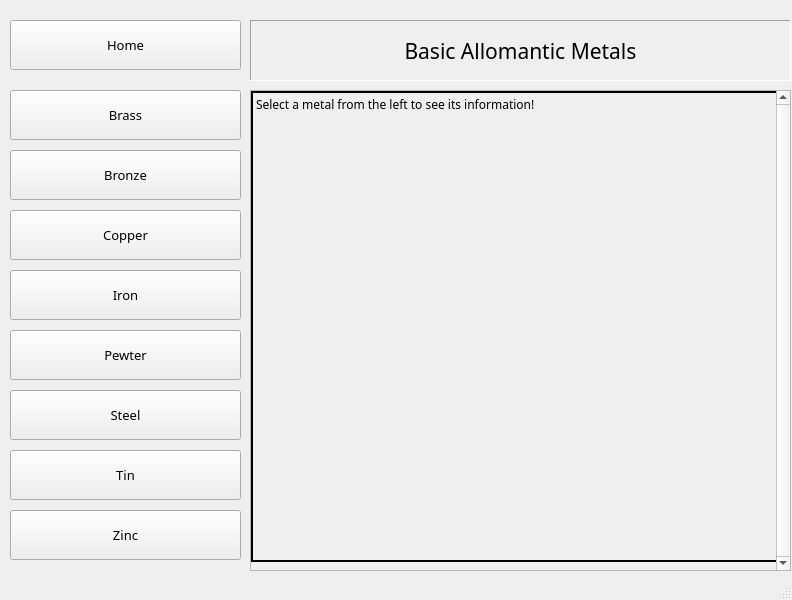
First picture: the form in UI/mainUI.ui, repository RicePandaaaa/CosmereWiki, before the edit.
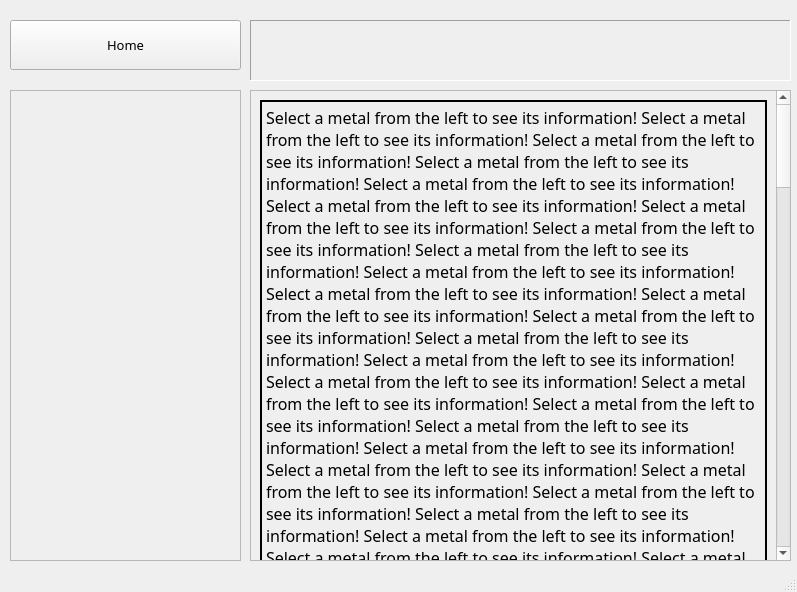
Second picture: the form after the edit.

The edit to the form file:
```diff
--- a/UI/mainUI.ui
+++ b/UI/mainUI.ui
@@ -6,8 +6,8 @@
    <rect>
     <x>0</x>
     <y>0</y>
-    <width>792</width>
-    <height>600</height>
+    <width>797</width>
+    <height>592</height>
    </rect>
   </property>
   <property name="windowTitle">
@@ -24,7 +24,7 @@
      </rect>
     </property>
     <property name="currentIndex">
-     <number>1</number>
+     <number>2</number>
     </property>
     <widget class="QWidget" name="mainPage">
      <widget class="QLabel" name="wikiname">
@@ -224,160 +224,9 @@
       </property>
      </widget>
     </widget>
-    <widget class="QWidget" name="allomancy_metals">
-     <widget class="QPushButton" name="Brass">
-      <property name="geometry">
-       <rect>
-        <x>10</x>
-        <y>90</y>
-        <width>231</width>
-        <height>50</height>
-       </rect>
-      </property>
-      <property name="font">
-       <font>
-        <family>Trebuchet MS</family>
-        <pointsize>10</pointsize>
-       </font>
-      </property>
-      <property name="text">
-       <string>Brass</string>
-      </property>
-     </widget>
-     <widget class="QPushButton" name="Bronze">
-      <property name="geometry">
-       <rect>
-        <x>10</x>
-        <y>150</y>
-        <width>231</width>
-        <height>50</height>
-       </rect>
-      </property>
-      <property name="font">
-       <font>
-        <family>Trebuchet MS</family>
-        <pointsize>10</pointsize>
-       </font>
-      </property>
-      <property name="text">
-       <string>Bronze</string>
-      </property>
-     </widget>
-     <widget class="QPushButton" name="Zinc">
-      <property name="geometry">
-       <rect>
-        <x>10</x>
-        <y>510</y>
-        <width>231</width>
-        <height>50</height>
-       </rect>
-      </property>
-      <property name="font">
-       <font>
-        <family>Trebuchet MS</family>
-        <pointsize>10</pointsize>
-       </font>
-      </property>
-      <property name="text">
-       <string>Zinc</string>
-      </property>
-     </widget>
-     <widget class="QPushButton" name="Tin">
-      <property name="geometry">
-       <rect>
-        <x>10</x>
-        <y>450</y>
-        <width>231</width>
-        <height>50</height>
-       </rect>
-      </property>
-      <property name="font">
-       <font>
-        <family>Trebuchet MS</family>
-        <pointsize>10</pointsize>
-       </font>
-      </property>
-      <property name="text">
-       <string>Tin</string>
-      </property>
-     </widget>
-     <widget class="QPushButton" name="Steel">
-      <property name="geometry">
-       <rect>
-        <x>10</x>
-        <y>390</y>
-        <width>231</width>
-        <height>50</height>
-       </rect>
-      </property>
-      <property name="font">
-       <font>
-        <family>Trebuchet MS</family>
-        <pointsize>10</pointsize>
-       </font>
-      </property>
-      <property name="text">
-       <string>Steel</string>
-      </property>
-     </widget>
-     <widget class="QPushButton" name="Pewter">
-      <property name="geometry">
-       <rect>
-        <x>10</x>
-        <y>330</y>
-        <width>231</width>
-        <height>50</height>
-       </rect>
-      </property>
-      <property name="font">
-       <font>
-        <family>Trebuchet MS</family>
-        <pointsize>10</pointsize>
-       </font>
-      </property>
-      <property name="text">
-       <string>Pewter</string>
-      </property>
-     </widget>
-     <widget class="QPushButton" name="Iron">
-      <property name="geometry">
-       <rect>
-        <x>10</x>
-        <y>270</y>
-        <width>231</width>
-        <height>50</height>
-       </rect>
-      </property>
-      <property name="font">
-       <font>
-        <family>Trebuchet MS</family>
-        <pointsize>10</pointsize>
-       </font>
-      </property>
-      <property name="text">
-       <string>Iron</string>
-      </property>
-     </widget>
-     <widget class="QPushButton" name="Copper">
-      <property name="geometry">
-       <rect>
-        <x>10</x>
-        <y>210</y>
-        <width>231</width>
-        <height>50</height>
-       </rect>
-      </property>
-      <property name="font">
-       <font>
-        <family>Trebuchet MS</family>
-        <pointsize>10</pointsize>
-       </font>
-      </property>
-      <property name="text">
-       <string>Copper</string>
-      </property>
-     </widget>
-     <widget class="QLabel" name="allo_metals_label">
+    <widget class="QWidget" name="books"/>
+    <widget class="QWidget" name="items">
+     <widget class="QLabel" name="item_title_label">
       <property name="geometry">
        <rect>
         <x>250</x>
@@ -399,7 +248,7 @@
        <enum>QFrame::Sunken</enum>
       </property>
       <property name="text">
-       <string>Basic Allomantic Metals</string>
+       <string/>
       </property>
       <property name="alignment">
        <set>Qt::AlignCenter</set>
@@ -424,23 +273,23 @@
        <string>Home</string>
       </property>
      </widget>
-     <widget class="QScrollArea" name="allo_metals_scroll">
+     <widget class="QScrollArea" name="item_text_scroll">
       <property name="geometry">
        <rect>
         <x>250</x>
         <y>90</y>
         <width>541</width>
-        <height>481</height>
+        <height>471</height>
        </rect>
       </property>
       <property name="sizePolicy">
-       <sizepolicy hsizetype="Fixed" vsizetype="Fixed">
+       <sizepolicy hsizetype="Expanding" vsizetype="Fixed">
         <horstretch>0</horstretch>
         <verstretch>0</verstretch>
        </sizepolicy>
       </property>
       <property name="verticalScrollBarPolicy">
-       <enum>Qt::ScrollBarAlwaysOn</enum>
+       <enum>Qt::ScrollBarAsNeeded</enum>
       </property>
       <property name="widgetResizable">
        <bool>true</bool>
@@ -451,59 +300,71 @@
          <x>0</x>
          <y>0</y>
          <width>526</width>
-         <height>479</height>
+         <height>2164</height>
         </rect>
        </property>
-       <widget class="QLabel" name="allo_metals_text">
-        <property name="geometry">
-         <rect>
-          <x>0</x>
-          <y>0</y>
-          <width>531</width>
-          <height>471</height>
-         </rect>
-        </property>
-        <property name="font">
-         <font>
-          <family>Trebuchet MS</family>
-          <pointsize>9</pointsize>
-         </font>
-        </property>
-        <property name="frameShape">
-         <enum>QFrame::Box</enum>
-        </property>
-        <property name="frameShadow">
-         <enum>QFrame::Plain</enum>
-        </property>
-        <property name="lineWidth">
-         <number>2</number>
-        </property>
-        <property name="text">
-         <string>Select a metal from the left to see its information! </string>
-        </property>
-        <property name="alignment">
-         <set>Qt::AlignLeading|Qt::AlignLeft|Qt::AlignTop</set>
-        </property>
-        <property name="wordWrap">
-         <bool>true</bool>
-        </property>
-        <property name="margin">
-         <number>7</number>
-        </property>
-       </widget>
+       <layout class="QVBoxLayout" name="verticalLayout">
+        <item>
+         <widget class="QLabel" name="item_description">
+          <property name="font">
+           <font>
+            <family>Trebuchet MS</family>
+            <pointsize>12</pointsize>
+           </font>
+          </property>
+          <property name="frameShape">
+           <enum>QFrame::Box</enum>
+          </property>
+          <property name="frameShadow">
+           <enum>QFrame::Plain</enum>
+          </property>
+          <property name="lineWidth">
+           <number>2</number>
+          </property>
+          <property name="text">
+           <string>Select a metal from the left to see its information! Select a metal from the left to see its information! Select a metal from the left to see its information! Select a metal from the left to see its information! Select a metal from the left to see its information! Select a metal from the left to see its information! Select a metal from the left to see its information! Select a metal from the left to see its information! Select a metal from the left to see its information! Select a metal from the left to see its information! Select a metal from the left to see its information! Select a metal from the left to see its information! Select a metal from the left to see its information! Select a metal from the left to see its information! Select a metal from the left to see its information! Select a metal from the left to see its information! Select a metal from the left to see its information! Select a metal from the left to see its information! Select a metal from the left to see its information! Select a metal from the left to see its information! Select a metal from the left to see its information! Select a metal from the left to see its information! Select a metal from the left to see its information! Select a metal from the left to see its information! Select a metal from the left to see its information! Select a metal from the left to see its information! Select a metal from the left to see its information! Select a metal from the left to see its information! Select a metal from the left to see its information! Select a metal from the left to see its information! Select a metal from the left to see its information! Select a metal from the left to see its information! Select a metal from the left to see its information! Select a metal from the left to see its information! Select a metal from the left to see its information! Select a metal from the left to see its information! Select a metal from the left to see its information! Select a metal from the left to see its information! Select a metal from the left to see its information! Select a metal from the left to see its information! Select a metal from the left to see its information! Select a metal from the left to see its information! Select a metal from the left to see its information! Select a metal from the left to see its information! Select a metal from the left to see its information! Select a metal from the left to see its information! Select a metal from the left to see its information! Select a metal from the left to see its information! Select a metal from the left to see its information! Select a metal from the left to see its information! Select a metal from the left to see its information! Select a metal from the left to see its information! Select a metal from the left to see its information! Select a metal from the left to see its information! Select a metal from the left to see its information! Select a metal from the left to see its information! Select a metal from the left to see its information! Select a metal from the left to see its information! Select a metal from the left to see its information! Select a metal from the left to see its information! Select a metal from the left to see its information! Select a metal from the left to see its information! Select a metal from the left to see its information! Select a metal from the left to see its information! Select a metal from the left to see its information! Select a metal from the left to see its information! Select a metal from the left to see its information! Select a metal from the left to see its information! Select a metal from the left to see its information! Select a metal from the left to see its information! Select a metal from the left to see its information! Select a metal from the left to see its information! Select a metal from the left to see its information! Select a metal from the left to see its information! Select a metal from the left to see its information! Select a metal from the left to see its information! Select a metal from the left to see its information! Select a metal from the left to see its information! Select a metal from the left to see its information! Select a metal from the left to see its information! Select a metal from the left to see its information! Select a metal from the left to see its information! Select a metal from the left to see its information! Select a metal from the left to see its information! Select a metal from the left to see its information! Select a metal from the left to see its information! Select a metal from the left to see its information! Select a metal from the left to see its information! Select a metal from the left to see its information! Select a metal from the left to see its information! Select a metal from the left to see its information! Select a metal from the left to see its information! Select a metal from the left to see its information! Select a metal from the left to see its information! Select a metal from the left to see its information! Select a metal from the left to see its information! Select a metal from the left to see its information! Select a metal from the left to see its information! Select a metal from the left to see its information! Select a metal from the left to see its information! Select a metal from the left to see its information! Select a metal from the left to see its information! Select a metal from the left to see its information! Select a metal from the left to see its information! Select a metal from the left to see its information! Select a metal from the left to see its information! Select a metal from the left to see its information! Select a metal from the left to see its information! Select a metal from the left to see its information! Select a metal from the left to see its information! Select a metal from the left to see its information! Select a metal from the left to see its information! Select a metal from the left to see its information! Select a metal from the left to see its information! Select a metal from the left to see its information! Select a metal from the left to see its information! Select a metal from the left to see its information! Select a metal from the left to see its information! Select a metal from the left to see its information! Select a metal from the left to see its information! Select a metal from the left to see its information! Select a metal from the left to see its information! Select a metal from the left to see its information! Select a metal from the left to see its information! Select a metal from the left to see its information! Select a metal from the left to see its information! Select a metal from the left to see its information! Select a metal from the left to see its information! Select a metal from the left to see its information! Select a metal from the left to see its information! Select a metal from the left to see its information! Select a metal from the left to see its information! Select a metal from the left to see its information! Select a metal from the left to see its information! Select a metal from the left to see its information! Select a metal from the left to see its information! Select a metal from the left to see its information! Select a metal from the left to see its information! Select a metal from the left to see its information! Select a metal from the left to see its information! </string>
+          </property>
+          <property name="scaledContents">
+           <bool>false</bool>
+          </property>
+          <property name="alignment">
+           <set>Qt::AlignLeading|Qt::AlignLeft|Qt::AlignTop</set>
+          </property>
+          <property name="wordWrap">
+           <bool>true</bool>
+          </property>
+          <property name="margin">
+           <number>7</number>
+          </property>
+         </widget>
+        </item>
+       </layout>
       </widget>
      </widget>
-     <zorder>Brass</zorder>
-     <zorder>Bronze</zorder>
-     <zorder>Tin</zorder>
-     <zorder>Steel</zorder>
-     <zorder>Pewter</zorder>
-     <zorder>Iron</zorder>
-     <zorder>Copper</zorder>
-     <zorder>allo_metals_label</zorder>
-     <zorder>allo_metals_home</zorder>
-     <zorder>Zinc</zorder>
-     <zorder>allo_metals_scroll</zorder>
+     <widget class="QScrollArea" name="item_button_scroll">
+      <property name="geometry">
+       <rect>
+        <x>10</x>
+        <y>90</y>
+        <width>231</width>
+        <height>471</height>
+       </rect>
+      </property>
+      <property name="widgetResizable">
+       <bool>true</bool>
+      </property>
+      <widget class="QWidget" name="item_button_scroll_contents">
+       <property name="geometry">
+        <rect>
+         <x>0</x>
+         <y>0</y>
+         <width>229</width>
+         <height>469</height>
+        </rect>
+       </property>
+       <layout class="QVBoxLayout" name="verticalLayout_2"/>
+      </widget>
+     </widget>
     </widget>
    </widget>
   </widget>
```
Left out of the diff: 4 changed lines with no effect on the pictures.
